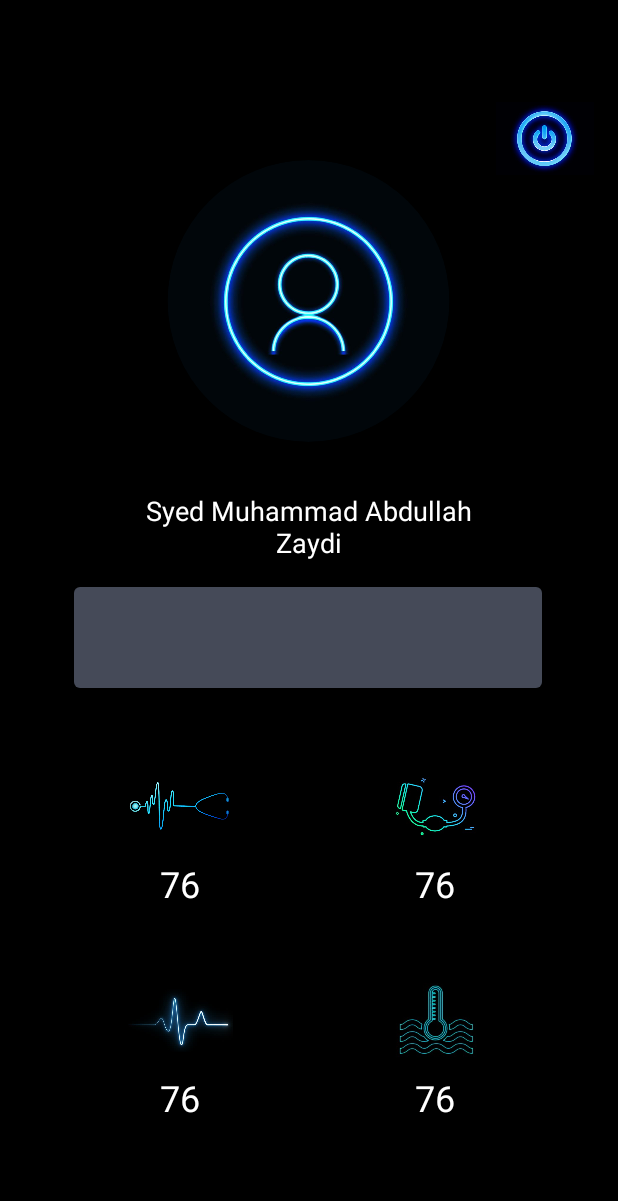
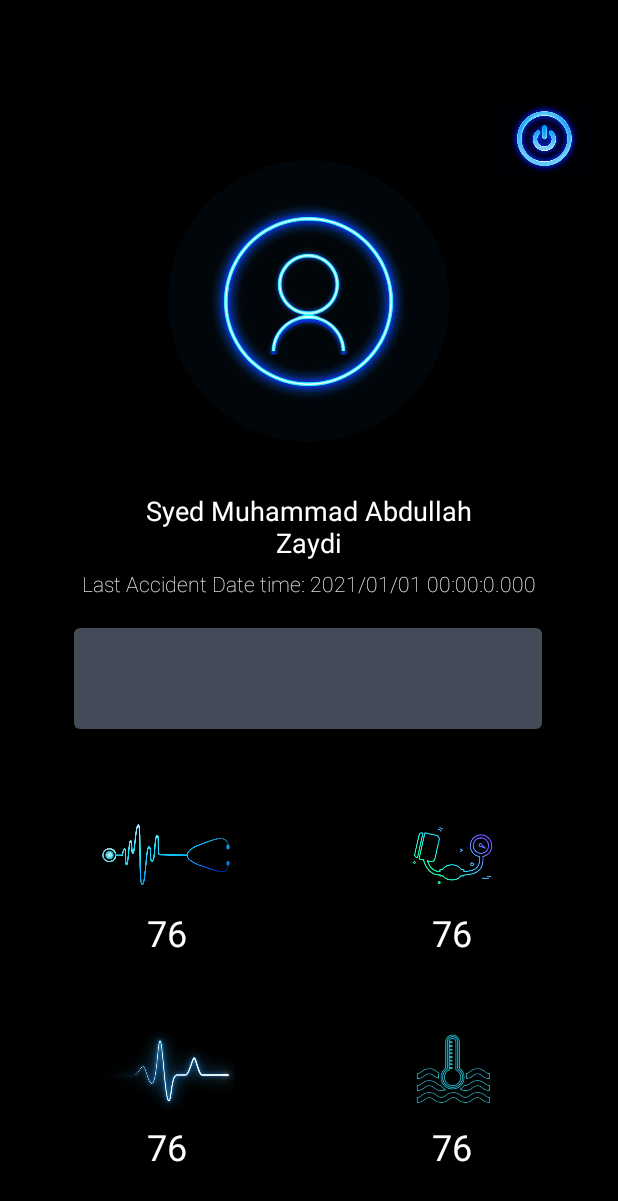
Before and after one commit to AbdullahZaydi/HelmetApp, an Android app: the layout activity_home.xml on its own in the app's theme, with its tools: preview values and no code run, on a phone screen of 412 x 824 dp. Shown: the top 1201 px of the screen. Run offline under Robolectric (Android 15) with nearby library versions, the phone set to English and light mode, and no system bars; plain views replace CircularImageView, GlowButton; Roboto replaces fonts that are not available here.

Commit message:
new changes

```diff
--- a/app/src/main/res/layout/activity_home.xml
+++ b/app/src/main/res/layout/activity_home.xml
@@ -44,6 +44,7 @@
         android:layout_width="312dp"
         android:layout_height="79dp"
         android:layout_marginHorizontal="16dp"
+        android:onClick="ShowMap"
         app:gb_backgroundColor="#21c2fc"
         app:gb_cornerRadius="35dp"
         app:gb_disabledTextColor="#808080"
@@ -58,31 +59,30 @@
         app:gb_text="View Location"
         app:gb_textColor="@color/black"
         app:gb_textSize="16dp"
-        android:onClick="ShowMap"
         app:layout_constraintBottom_toBottomOf="parent"
         app:layout_constraintEnd_toEndOf="parent"
         app:layout_constraintHorizontal_bias="0.494"
         app:layout_constraintStart_toStartOf="parent"
         app:layout_constraintTop_toTopOf="parent"
-        app:layout_constraintVertical_bias="0.478" />
+        app:layout_constraintVertical_bias="0.518" />
 
     <GridLayout
         android:id="@+id/gridLayout"
-        android:layout_width="wrap_content"
-        android:layout_height="304dp"
+        android:layout_width="280dp"
+        android:layout_height="286dp"
         android:columnCount="2"
         android:orientation="horizontal"
         android:rowCount="8"
         app:layout_constraintBottom_toBottomOf="parent"
         app:layout_constraintEnd_toEndOf="parent"
-        app:layout_constraintHorizontal_bias="0.497"
+        app:layout_constraintHorizontal_bias="0.503"
         app:layout_constraintStart_toStartOf="parent"
         app:layout_constraintTop_toTopOf="parent"
-        app:layout_constraintVertical_bias="0.962">
+        app:layout_constraintVertical_bias="0.995">
 
         <ImageView
             android:id="@+id/imageView4"
-            android:layout_width="70dp"
+            android:layout_width="90dp"
             android:layout_height="70dp"
             android:layout_marginEnd="100dp"
             app:layout_constraintBottom_toBottomOf="parent"
@@ -95,7 +95,7 @@
 
         <ImageView
             android:id="@+id/imageView7"
-            android:layout_width="70dp"
+            android:layout_width="90dp"
             android:layout_height="70dp"
             app:layout_constraintBottom_toBottomOf="parent"
             app:layout_constraintEnd_toEndOf="parent"
@@ -107,7 +107,7 @@
 
         <TextView
             android:id="@+id/hbTxt"
-            android:layout_width="70dp"
+            android:layout_width="90dp"
             android:layout_height="wrap_content"
             android:layout_marginEnd="100dp"
             android:fontFamily="@font/alfa_slab_one"
@@ -120,7 +120,7 @@
 
         <TextView
             android:id="@+id/bpSistolicTxt"
-            android:layout_width="70dp"
+            android:layout_width="90dp"
             android:layout_height="wrap_content"
             android:fontFamily="@font/alfa_slab_one"
             android:gravity="center"
@@ -132,7 +132,7 @@
 
         <ImageView
             android:id="@+id/imageView9"
-            android:layout_width="70dp"
+            android:layout_width="90dp"
             android:layout_height="70dp"
             android:layout_marginTop="40dp"
             android:layout_marginEnd="100dp"
@@ -146,7 +146,7 @@
 
         <ImageView
             android:id="@+id/imageView10"
-            android:layout_width="70dp"
+            android:layout_width="90dp"
             android:layout_height="70dp"
             android:layout_marginTop="40dp"
             app:layout_constraintBottom_toBottomOf="parent"
@@ -159,7 +159,7 @@
 
         <TextView
             android:id="@+id/bpDiasystolicTxt"
-            android:layout_width="70dp"
+            android:layout_width="90dp"
             android:layout_height="wrap_content"
             android:layout_marginEnd="100dp"
             android:fontFamily="@font/alfa_slab_one"
@@ -172,7 +172,7 @@
 
         <TextView
             android:id="@+id/tempTxt"
-            android:layout_width="70dp"
+            android:layout_width="90dp"
             android:layout_height="wrap_content"
             android:fontFamily="@font/alfa_slab_one"
             android:gravity="center"
@@ -199,4 +199,20 @@
         app:layout_constraintStart_toStartOf="parent"
         app:layout_constraintTop_toTopOf="parent"
         app:layout_constraintVertical_bias="0.369" />
+
+    <TextView
+        android:id="@+id/datetime"
+        android:layout_width="383dp"
+        android:layout_height="29dp"
+        android:layout_marginTop="10dp"
+        android:fontFamily="sans-serif-thin"
+        android:text="Last Accident Date time: 2021/01/01 00:00:0.000"
+        android:textAlignment="center"
+        android:textColor="#ffffff"
+        android:textSize="14sp"
+        app:layout_constraintBottom_toBottomOf="parent"
+        app:layout_constraintEnd_toEndOf="parent"
+        app:layout_constraintStart_toStartOf="parent"
+        app:layout_constraintTop_toTopOf="parent"
+        app:layout_constraintVertical_bias="0.43" />
 </androidx.constraintlayout.widget.ConstraintLayout>
```
Also changed, not shown: app/src/main/java/com/zayditech/helmetapp/HomeActivity.java (+32 -4 lines).
